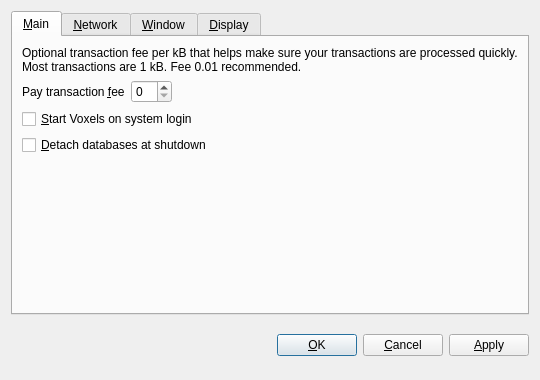
The window that src/qt/forms/optionsdialog.ui (zahidaliayub/RevolutionVR-Final-RVR) describes before a commit, drawn with Qt 5.
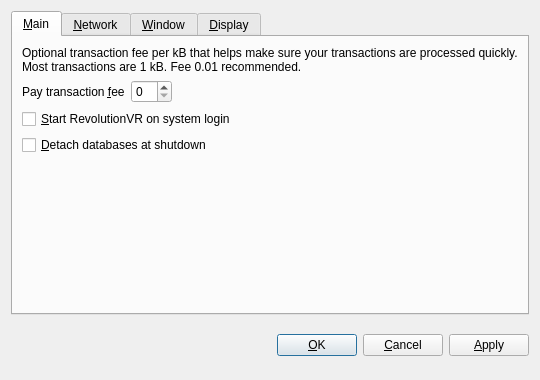
The same window after the commit. The open tabs and pages were chosen to show the change. Custom widgets are drawn as their Qt base class.

```diff
--- a/src/qt/forms/optionsdialog.ui
+++ b/src/qt/forms/optionsdialog.ui
@@ -82,7 +82,7 @@
           <string>Automatically start Voxels after logging in to the system.</string>
          </property>
          <property name="text">
-          <string>&amp;Start Voxels on system login</string>
+          <string>&amp;Start RevolutionVR on system login</string>
          </property>
         </widget>
        </item>
```
Left out of the diff: 10 changed lines with no effect on the pictures.
